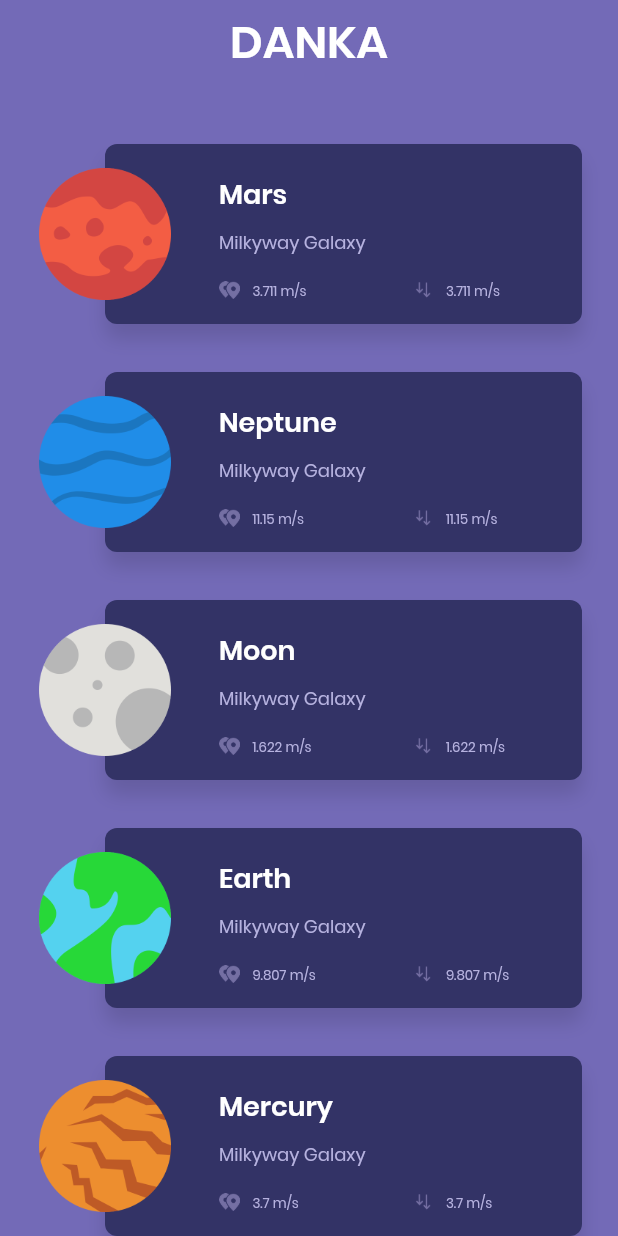
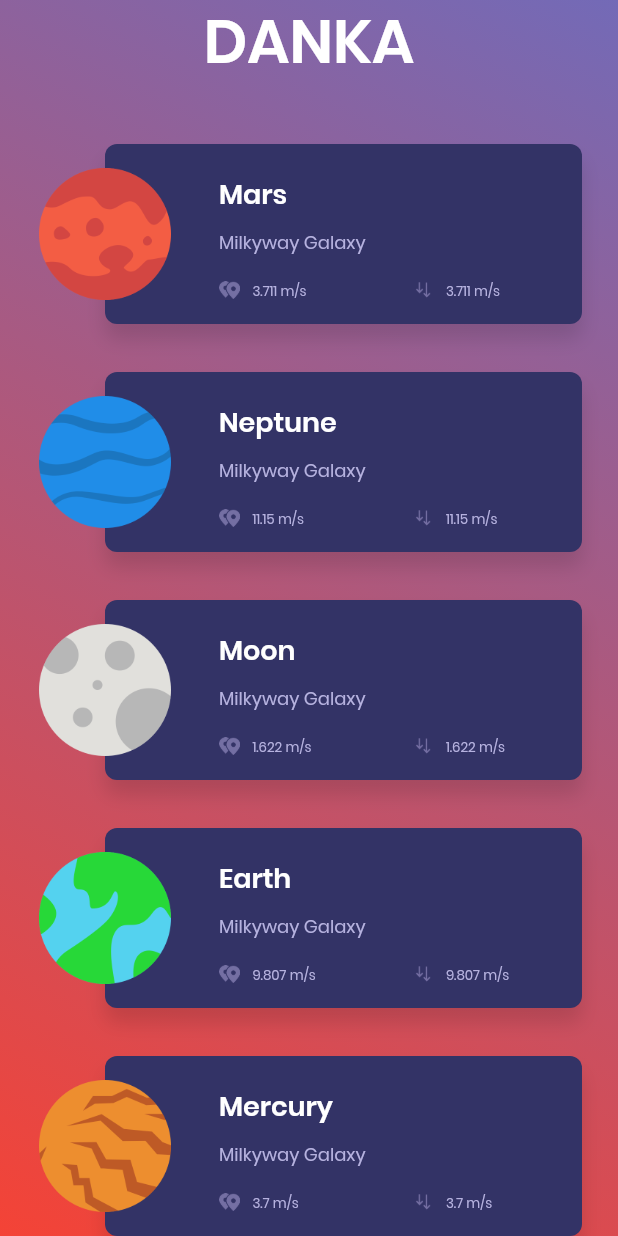
Before and after one commit to Dev-Beom/DJ, a Flutter app: the screen it shows after launch, on a phone screen of 412 x 824 dp. Run offline on Flutter 3.47's test engine with Material 2 defaults, Android fonts, the phone set to English and light mode, and no system bars.

Commit message:
Add LinearGradient
Add LinearGradient

```diff
--- a/dj_app/lib/src/HomePageBody.dart
+++ b/dj_app/lib/src/HomePageBody.dart
@@ -7,7 +7,12 @@ class HomePageBody extends StatelessWidget {
   Widget build(BuildContext context) {
     return Expanded(
       child: Container(
-        color: Color(0xFF736AB7),
+        decoration: BoxDecoration(
+            gradient: LinearGradient(
+                begin: Alignment.topRight,
+                end: Alignment.bottomLeft,
+                colors: [Color(0xFF736AB7), Colors.red])),
+        //color: Color(0xFF736AB7),
         child: CustomScrollView(
           scrollDirection: Axis.vertical,
           slivers: <Widget>[
@@ -25,7 +30,7 @@ class HomePageBody extends StatelessWidget {
                   color: Colors.white,
                   fontFamily: 'Poppins',
                   fontWeight: FontWeight.w600,
-                  fontSize: 30.0,
+                  fontSize: 40.0,
                 ),
               ),
             ),
```
